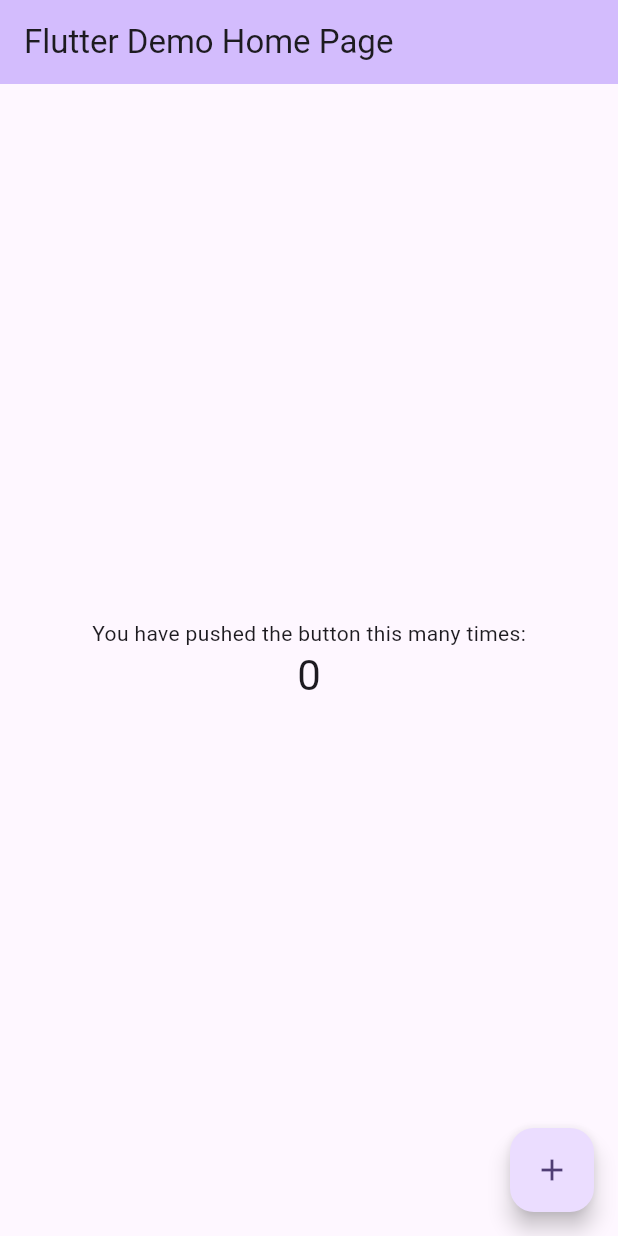
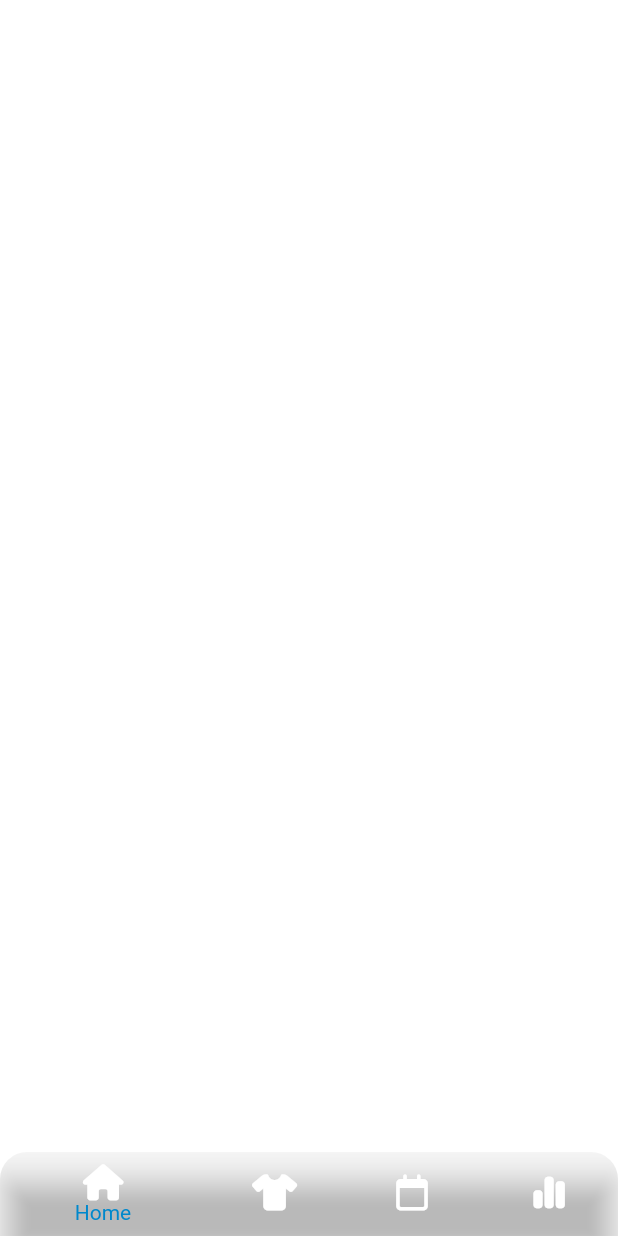
Before and after one commit to FlazeFy/Wardrobe-Mobile, a Flutter app: the screen it shows after launch, on a phone screen of 412 x 824 dp. Run offline on Flutter 3.47's test engine with Material 2 defaults, Android fonts, the phone set to English and light mode, and no system bars; our stand-ins replace font_awesome_flutter.

Commit message:
[Mobile] Navbar

```diff
--- /dev/null
+++ b/wardrobe/lib/design_tokens/global.dart
@@ -0,0 +1 @@
+int selectedIndex = 0;
--- a/wardrobe/lib/main.dart
+++ b/wardrobe/lib/main.dart
@@ -1,4 +1,6 @@
 import 'package:flutter/material.dart';
+import 'package:wardrobe/design_tokens/style.dart';
+import 'package:wardrobe/organisms/o_navbar.dart';
 
 void main() {
   runApp(const MyApp());
@@ -12,114 +14,8 @@ class MyApp extends StatelessWidget {
   Widget build(BuildContext context) {
     return MaterialApp(
       title: 'Flutter Demo',
-      theme: ThemeData(
-        // This is the theme of your application.
-        //
-        // TRY THIS: Try running your application with "flutter run". You'll see
-        // the application has a blue toolbar. Then, without quitting the app,
-        // try changing the seedColor in the colorScheme below to Colors.green
-        // and then invoke "hot reload" (save your changes or press the "hot
-        // reload" button in a Flutter-supported IDE, or press "r" if you used
-        // the command line to start the app).
-        //
-        // Notice that the counter didn't reset back to zero; the application
-        // state is not lost during the reload. To reset the state, use hot
-        // restart instead.
-        //
-        // This works for code too, not just values: Most code changes can be
-        // tested with just a hot reload.
-        colorScheme: ColorScheme.fromSeed(seedColor: Colors.deepPurple),
-        useMaterial3: true,
-      ),
-      home: const MyHomePage(title: 'Flutter Demo Home Page'),
+      theme: ThemeData(scaffoldBackgroundColor: whiteColor),
+      home: const BottomBar(),
     );
   }
 }
-
-class MyHomePage extends StatefulWidget {
-  const MyHomePage({super.key, required this.title});
-
-  // This widget is the home page of your application. It is stateful, meaning
-  // that it has a State object (defined below) that contains fields that affect
-  // how it looks.
-
-  // This class is the configuration for the state. It holds the values (in this
-  // case the title) provided by the parent (in this case the App widget) and
-  // used by the build method of the State. Fields in a Widget subclass are
-  // always marked "final".
-
-  final String title;
-
-  @override
-  State<MyHomePage> createState() => _MyHomePageState();
-}
-
-class _MyHomePageState extends State<MyHomePage> {
-  int _counter = 0;
-
-  void _incrementCounter() {
-    setState(() {
-      // This call to setState tells the Flutter framework that something has
-      // changed in this State, which causes it to rerun the build method below
-      // so that the display can reflect the updated values. If we changed
-      // _counter without calling setState(), then the build method would not be
-      // called again, and so nothing would appear to happen.
-      _counter++;
-    });
-  }
-
-  @override
-  Widget build(BuildContext context) {
-    // This method is rerun every time setState is called, for instance as done
-    // by the _incrementCounter method above.
-    //
-    // The Flutter framework has been optimized to make rerunning build methods
-    // fast, so that you can just rebuild anything that needs updating rather
-    // than having to individually change instances of widgets.
-    return Scaffold(
-      appBar: AppBar(
-        // TRY THIS: Try changing the color here to a specific color (to
-        // Colors.amber, perhaps?) and trigger a hot reload to see the AppBar
-        // change color while the other colors stay the same.
-        backgroundColor: Theme.of(context).colorScheme.inversePrimary,
-        // Here we take the value from the MyHomePage object that was created by
-        // the App.build method, and use it to set our appbar title.
-        title: Text(widget.title),
-      ),
-      body: Center(
-        // Center is a layout widget. It takes a single child and positions it
-        // in the middle of the parent.
-        child: Column(
-          // Column is also a layout widget. It takes a list of children and
-          // arranges them vertically. By default, it sizes itself to fit its
-          // children horizontally, and tries to be as tall as its parent.
-          //
-          // Column has various properties to control how it sizes itself and
-          // how it positions its children. Here we use mainAxisAlignment to
-          // center the children vertically; the main axis here is the vertical
-          // axis because Columns are vertical (the cross axis would be
-          // horizontal).
-          //
-          // TRY THIS: Invoke "debug painting" (choose the "Toggle Debug Paint"
-          // action in the IDE, or press "p" in the console), to see the
-          // wireframe for each widget.
-          mainAxisAlignment: MainAxisAlignment.center,
-          children: <Widget>[
-            const Text(
-              'You have pushed the button this many times:',
-            ),
-            Text(
-              '$_counter',
-              style: Theme.of(context).textTheme.headlineMedium,
-            ),
-          ],
-        ),
-      ),
-      floatingActionButton: FloatingActionButton(
-        onPressed: _incrementCounter,
-        tooltip: 'Increment',
-        child: const Icon(Icons.add),
-      ), // This trailing comma makes auto-formatting nicer for build methods.
-    );
-  }
-}
--- /dev/null
+++ b/wardrobe/lib/organisms/o_navbar.dart
@@ -0,0 +1,79 @@
+import 'package:flutter/material.dart';
+import 'package:font_awesome_flutter/font_awesome_flutter.dart';
+import 'package:wardrobe/design_tokens/global.dart';
+import 'package:wardrobe/design_tokens/style.dart';
+import 'package:wardrobe/screens/calendar/index.dart';
+import 'package:wardrobe/screens/clothes/index.dart';
+import 'package:wardrobe/screens/home/index.dart';
+import 'package:wardrobe/screens/stats/index.dart';
+
+class BottomBar extends StatefulWidget {
+  const BottomBar({key}) : super(key: key);
+
+  @override
+  BottomBarState createState() => BottomBarState();
+}
+
+class BottomBarState extends State<BottomBar> {
+  final List<Widget> _widgetOptions = <Widget>[
+    const HomePage(),
+    const ClothesPage(),
+    const CalendarPage(),
+    const StatsPage(),
+  ];
+
+  @override
+  Widget build(BuildContext context) {
+    return Scaffold(
+        body: _widgetOptions.elementAt(selectedIndex),
+        bottomNavigationBar: ClipRRect(
+            borderRadius: const BorderRadius.only(
+              topRight: Radius.circular(roundedLG),
+              topLeft: Radius.circular(roundedLG),
+            ),
+            child: Theme(
+              data: Theme.of(context).copyWith(canvasColor: Colors.transparent),
+              child: BottomNavigationBar(
+                currentIndex: selectedIndex,
+                items: const <BottomNavigationBarItem>[
+                  BottomNavigationBarItem(
+                    icon: FaIcon(
+                      FontAwesomeIcons.house,
+                      color: whiteColor,
+                    ),
+                    label: 'Home',
+                  ),
+                  BottomNavigationBarItem(
+                    icon: FaIcon(
+                      FontAwesomeIcons.shirt,
+                      color: whiteColor,
+                    ),
+                    label: 'Clothes',
+                  ),
+                  BottomNavigationBarItem(
+                    icon: FaIcon(
+                      FontAwesomeIcons.calendar,
+                      color: whiteColor,
+                    ),
+                    label: 'Calendar',
+                  ),
+                  BottomNavigationBarItem(
+                    icon: FaIcon(
+                      FontAwesomeIcons.chartSimple,
+                      color: whiteColor,
+                    ),
+                    label: 'Stats',
+                  ),
+                ],
+                backgroundColor: whiteColor,
+                unselectedItemColor: shadowColor,
+                selectedItemColor: primaryColor,
+                onTap: (index) {
+                  setState(() {
+                    selectedIndex = index;
+                  });
+                },
+              ),
+            )));
+  }
+}
--- /dev/null
+++ b/wardrobe/lib/screens/home/index.dart
@@ -0,0 +1,15 @@
+import 'package:flutter/material.dart';
+
+class HomePage extends StatefulWidget {
+  const HomePage({Key? key}) : super(key: key);
+
+  @override
+  StateHomePageState createState() => StateHomePageState();
+}
+
+class StateHomePageState extends State<HomePage> {
+  @override
+  Widget build(BuildContext context) {
+    return Scaffold(body: SizedBox());
+  }
+}
--- a/wardrobe/pubspec.yaml
+++ b/wardrobe/pubspec.yaml
@@ -35,6 +35,7 @@ dependencies:
   # The following adds the Cupertino Icons font to your application.
   # Use with the CupertinoIcons class for iOS style icons.
   cupertino_icons: ^1.0.2
+  font_awesome_flutter: ^10.8.0
 
 dev_dependencies:
   flutter_test:
```
Also changed, not shown: wardrobe/lib/design_tokens/style.dart (added, +50 -0 lines), wardrobe/lib/screens/calendar/index.dart (added, +15 -0 lines), wardrobe/lib/screens/clothes/index.dart (added, +15 -0 lines), wardrobe/lib/screens/stats/index.dart (added, +15 -0 lines), wardrobe/pubspec.lock.
